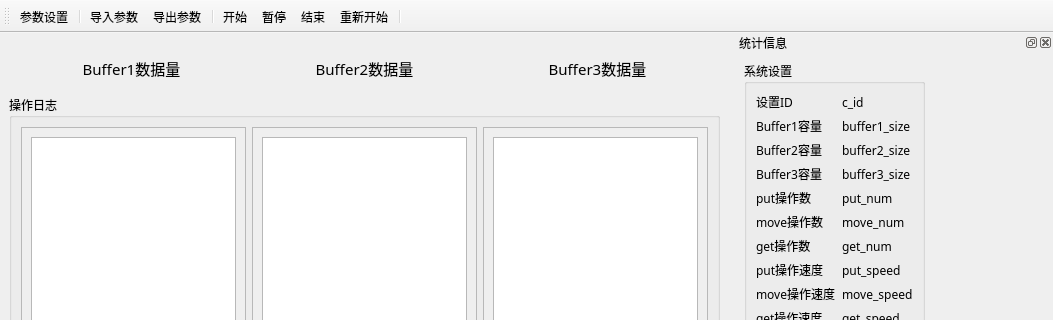
This is mainwindow.ui in Meha555/OS_demo as Qt 5 draws it before an edit; both pictures show x 0 to 1053 and y 0 to 320 of the 1053 by 756 pixel window. The edited form follows.
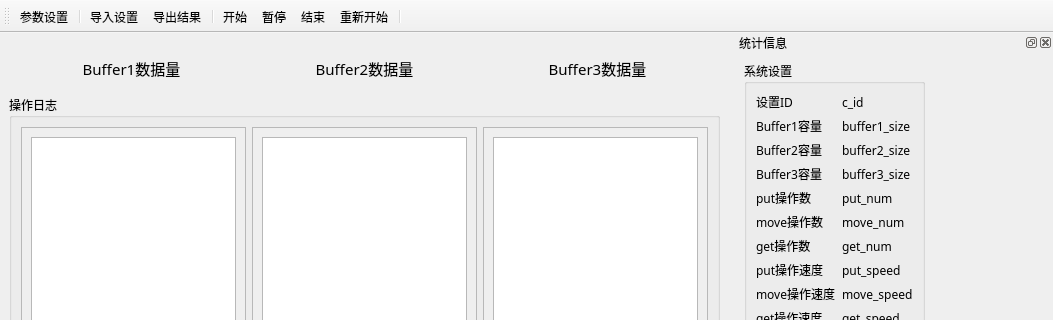
This is the edited form. Icons and pictures are not drawn. Custom widgets are drawn as their Qt base class.

Commit message: rewrite dao, add daoImpl, organize result.cpp, mainwindow.cpp

Diff of the .ui file:
```diff
--- a/mainwindow.ui
+++ b/mainwindow.ui
@@ -303,7 +303,7 @@
    <addaction name="actSetConfig"/>
    <addaction name="separator"/>
    <addaction name="actImportConfig"/>
-   <addaction name="actExportConfig"/>
+   <addaction name="actExportResult"/>
    <addaction name="separator"/>
    <addaction name="actStart"/>
    <addaction name="actPasue"/>
@@ -549,22 +549,22 @@
      <normaloff>:/icons/assets/icons/import.png</normaloff>:/icons/assets/icons/import.png</iconset>
    </property>
    <property name="text">
-    <string>导入参数</string>
+    <string>导入设置</string>
    </property>
    <property name="toolTip">
-    <string>导入参数</string>
+    <string>导入设置</string>
    </property>
   </action>
-  <action name="actExportConfig">
+  <action name="actExportResult">
    <property name="icon">
     <iconset resource="res.qrc">
      <normaloff>:/icons/assets/icons/export.png</normaloff>:/icons/assets/icons/export.png</iconset>
    </property>
    <property name="text">
-    <string>导出参数</string>
+    <string>导出结果</string>
    </property>
    <property name="toolTip">
-    <string>导出参数</string>
+    <string>导出结果</string>
    </property>
   </action>
   <action name="actStart">
```
The commit also changes 18 other files.
